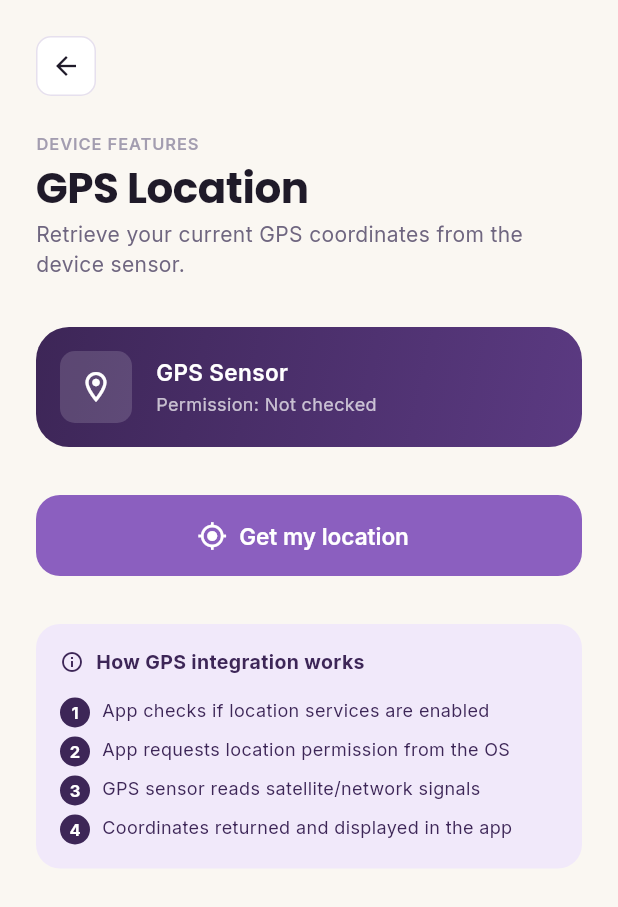
After one commit to wilkisterngatia-bit/student-portal, a Flutter app: the GpsScreen screen opened directly, on a phone screen of 412 x 824 dp. The commit adds this screen. Shown: the top 907 px of the screen. Run offline on Flutter 3.47's test engine with Material 3 defaults, Android fonts, the phone set to English and light mode, and no system bars; our stand-ins replace fl_chart, geolocator, google_fonts, image_picker, local_auth, shared_preferences and 1 more; accounts and stored records are empty; network calls fail.

Commit message:
Batch 5 (week 9):Added GPS location screen with coordinates,accuracy and altitude dislay using geolocator package

```diff
--- a/lib/screens/dashboard_screen.dart
+++ b/lib/screens/dashboard_screen.dart
@@ -21,6 +21,7 @@ import 'settings_screen.dart';
 import 'search_screen.dart';
 import 'gestures_demo_screen.dart';
 import 'camera_screen.dart';
+import 'gps_screen.dart';
 
 class DashboardScreen extends StatefulWidget {
   const DashboardScreen({super.key});
@@ -213,6 +214,8 @@ class _DashboardScreenState extends State<DashboardScreen> {
           AppColors.slate, const GesturesDemoScreen()),
       _Feature('Camera', 'Capture photos', Icons.camera_alt_outlined,
           AppColors.inkPlumDark, const CameraScreen()),
+          _Feature('GPS Location', 'Current coordinates', Icons.location_on_outlined,
+    AppColors.sage, const GpsScreen()),
     ];
 
     return Scaffold(
--- /dev/null
+++ b/lib/screens/gps_screen.dart
@@ -0,0 +1,325 @@
+
+import 'package:flutter/material.dart';
+import 'package:geolocator/geolocator.dart';
+import '../theme/app_theme.dart';
+import '../widgets/screen_header.dart';
+
+/// Week 9 — GPS Integration.
+///
+/// Demonstrates how a mobile application accesses the device's GPS
+/// sensor to retrieve the student's current location, following the
+/// Week 9 brief: request permission → access sensor → display data.
+/// Shows latitude, longitude, accuracy, and altitude in real time.
+class GpsScreen extends StatefulWidget {
+  const GpsScreen({super.key});
+
+  @override
+  State<GpsScreen> createState() => _GpsScreenState();
+}
+
+class _GpsScreenState extends State<GpsScreen> {
+  Position? _position;
+  bool _isLoading = false;
+  String? _errorMessage;
+  String _permissionStatus = 'Not checked';
+
+  Future<void> _getLocation() async {
+    setState(() {
+      _isLoading = true;
+      _errorMessage = null;
+    });
+
+    try {
+      // Step 1: Check if location services are enabled on the device.
+      final serviceEnabled = await Geolocator.isLocationServiceEnabled();
+      if (!serviceEnabled) {
+        setState(() {
+          _isLoading = false;
+          _errorMessage =
+              'Location services are disabled. Enable GPS in your device settings and try again.';
+          _permissionStatus = 'Service disabled';
+        });
+        return;
+      }
+
+      // Step 2: Check and request location permission.
+      LocationPermission permission = await Geolocator.checkPermission();
+      setState(() => _permissionStatus = permission.name);
+
+      if (permission == LocationPermission.denied) {
+        permission = await Geolocator.requestPermission();
+        setState(() => _permissionStatus = permission.name);
+
+        if (permission == LocationPermission.denied) {
+          setState(() {
+            _isLoading = false;
+            _errorMessage =
+                'Location permission denied. The app needs location access to show your GPS coordinates.';
+          });
+          return;
+        }
+      }
+
+      if (permission == LocationPermission.deniedForever) {
+        setState(() {
+          _isLoading = false;
+          _permissionStatus = 'Denied permanently';
+          _errorMessage =
+              'Location permission permanently denied. Go to your device Settings → Apps → Student Portal → Permissions to enable it.';
+        });
+        return;
+      }
+
+      // Step 3: Retrieve the current GPS position.
+      final position = await Geolocator.getCurrentPosition(
+        locationSettings: const LocationSettings(
+          accuracy: LocationAccuracy.high,
+        ),
+      );
+
+      setState(() {
+        _position = position;
+        _isLoading = false;
+        _permissionStatus = 'Granted';
+      });
+    } catch (e) {
+      setState(() {
+        _isLoading = false;
+        _errorMessage =
+            'Could not retrieve location. On Chrome, GPS access requires HTTPS and browser permission — try on a physical device for full GPS data.';
+      });
+    }
+  }
+
+  @override
+  Widget build(BuildContext context) {
+    return Scaffold(
+      body: SafeArea(
+        child: SingleChildScrollView(
+          padding: const EdgeInsets.all(AppSpacing.lg),
+          child: Column(
+            crossAxisAlignment: CrossAxisAlignment.start,
+            children: [
+              const ScreenHeader(
+                  eyebrow: 'DEVICE FEATURES', title: 'GPS Location'),
+              const SizedBox(height: 4),
+              Text(
+                'Retrieve your current GPS coordinates from the device sensor.',
+                style: Theme.of(context).textTheme.bodyMedium,
+              ),
+              const SizedBox(height: AppSpacing.xl),
+
+              // GPS info card
+              Container(
+                padding: const EdgeInsets.all(AppSpacing.md),
+                decoration: BoxDecoration(
+                  gradient: AppColors.heroGradient,
+                  borderRadius: BorderRadius.circular(AppRadius.lg),
+                ),
+                child: Row(
+                  children: [
+                    Container(
+                      width: 48,
+                      height: 48,
+                      decoration: BoxDecoration(
+                        color: Colors.white.withOpacity(0.15),
+                        borderRadius: BorderRadius.circular(AppRadius.sm),
+                      ),
+                      alignment: Alignment.center,
+                      child: const Icon(Icons.location_on_outlined,
+                          color: Colors.white, size: 24),
+                    ),
+                    const SizedBox(width: AppSpacing.md),
+                    Expanded(
+                      child: Column(
+                        crossAxisAlignment: CrossAxisAlignment.start,
+                        children: [
+                          const Text('GPS Sensor',
+                              style: TextStyle(
+                                  color: Colors.white,
+                                  fontWeight: FontWeight.w600,
+                                  fontSize: 15)),
+                          const SizedBox(height: 2),
+                          Text(
+                            'Permission: $_permissionStatus',
+                            style: const TextStyle(
+                                color: Colors.white70, fontSize: 12),
+                          ),
+                        ],
+                      ),
+                    ),
+                  ],
+                ),
+              ),
+
+              const SizedBox(height: AppSpacing.xl),
+
+              ElevatedButton.icon(
+                onPressed: _isLoading ? null : _getLocation,
+                icon: _isLoading
+                    ? const SizedBox(
+                        width: 18,
+                        height: 18,
+                        child: CircularProgressIndicator(
+                            strokeWidth: 2, color: Colors.white))
+                    : const Icon(Icons.my_location, size: 20),
+                label: Text(
+                    _isLoading ? 'Getting location...' : 'Get my location'),
+              ),
+
+              if (_errorMessage != null) ...[
+                const SizedBox(height: AppSpacing.md),
+                Container(
+                  padding: const EdgeInsets.all(AppSpacing.md),
+                  decoration: BoxDecoration(
+                    color: AppColors.amberSoft,
+                    borderRadius: BorderRadius.circular(AppRadius.sm),
+                  ),
+                  child: Row(
+                    crossAxisAlignment: CrossAxisAlignment.start,
+                    children: [
+                      const Icon(Icons.info_outline,
+                          size: 16, color: AppColors.amber),
+                      const SizedBox(width: 8),
+                      Expanded(
+                        child: Text(_errorMessage!,
+                            style: const TextStyle(
+                                fontSize: 12,
+                                color: AppColors.amber,
+                                height: 1.4)),
+                      ),
+                    ],
+                  ),
+                ),
+              ],
+
+              if (_position != null) ...[
+                const SizedBox(height: AppSpacing.lg),
+                Text('Current location',
+                    style: Theme.of(context).textTheme.titleMedium),
+                const SizedBox(height: AppSpacing.sm),
+
+                _coordCard(context, 'Latitude',
+                    '${_position!.latitude.toStringAsFixed(6)}°',
+                    Icons.arrow_upward),
+                const SizedBox(height: AppSpacing.sm),
+                _coordCard(context, 'Longitude',
+                    '${_position!.longitude.toStringAsFixed(6)}°',
+                    Icons.arrow_forward),
+                const SizedBox(height: AppSpacing.sm),
+                _coordCard(context, 'Accuracy',
+                    '±${_position!.accuracy.toStringAsFixed(1)} metres',
+                    Icons.radar),
+                const SizedBox(height: AppSpacing.sm),
+                _coordCard(context, 'Altitude',
+                    '${_position!.altitude.toStringAsFixed(1)} metres',
+                    Icons.height),
+              ],
+
+              const SizedBox(height: AppSpacing.xl),
+
+              // How it works
+              Container(
+                padding: const EdgeInsets.all(AppSpacing.md),
+                decoration: BoxDecoration(
+                  color: AppColors.violetSoft,
+                  borderRadius: BorderRadius.circular(AppRadius.md),
+                ),
+                child: Column(
+                  crossAxisAlignment: CrossAxisAlignment.start,
+                  children: [
+                    const Row(
+                      children: [
+                        Icon(Icons.info_outline,
+                            size: 16, color: AppColors.inkPlum),
+                        SizedBox(width: 8),
+                        Text('How GPS integration works',
+                            style: TextStyle(
+                                fontSize: 13,
+                                fontWeight: FontWeight.w700,
+                                color: AppColors.inkPlum)),
+                      ],
+                    ),
+                    const SizedBox(height: 8),
+                    _stepRow('1', 'App checks if location services are enabled'),
+                    _stepRow('2', 'App requests location permission from the OS'),
+                    _stepRow('3', 'GPS sensor reads satellite/network signals'),
+                    _stepRow('4', 'Coordinates returned and displayed in the app'),
+                  ],
+                ),
+              ),
+            ],
+          ),
+        ),
+      ),
+    );
+  }
+
+  Widget _coordCard(
+      BuildContext context, String label, String value, IconData icon) {
+    return Container(
+      padding: const EdgeInsets.all(AppSpacing.md),
+      decoration: BoxDecoration(
+        color: AppColors.card,
+        borderRadius: BorderRadius.circular(AppRadius.md),
+        border: Border.all(color: AppColors.divider),
+      ),
+      child: Row(
+        children: [
+          Container(
+            width: 36,
+            height: 36,
+            decoration: BoxDecoration(
+              color: AppColors.violetSoft,
+              borderRadius: BorderRadius.circular(8),
+            ),
+            alignment: Alignment.center,
+            child: Icon(icon, size: 18, color: AppColors.violet),
+          ),
+          const SizedBox(width: AppSpacing.md),
+          Expanded(
+            child: Text(label,
+                style: Theme.of(context).textTheme.bodyLarge),
+          ),
+          Text(value,
+              style: Theme.of(context).textTheme.titleMedium?.copyWith(
+                    color: AppColors.violet,
+                  )),
+        ],
+      ),
+    );
+  }
+
+  Widget _stepRow(String number, String text) {
+    return Padding(
+      padding: const EdgeInsets.only(top: 6),
+      child: Row(
+        crossAxisAlignment: CrossAxisAlignment.start,
+        children: [
+          Container(
+            width: 20,
+            height: 20,
+            decoration: const BoxDecoration(
+              color: AppColors.inkPlum,
+              shape: BoxShape.circle,
+            ),
+            alignment: Alignment.center,
+            child: Text(number,
+                style: const TextStyle(
+                    color: Colors.white,
+                    fontSize: 11,
+                    fontWeight: FontWeight.w700)),
+          ),
+          const SizedBox(width: 8),
+          Expanded(
+            child: Text(text,
+                style: const TextStyle(
+                    fontSize: 12,
+                    color: AppColors.inkPlum,
+                    height: 1.4)),
+          ),
+        ],
+      ),
+    );
+  }
+}
--- a/pubspec.yaml
+++ b/pubspec.yaml
@@ -20,6 +20,7 @@ dependencies:
   local_auth: ^2.3.0
   crypto: ^3.0.5
   image_picker: ^1.1.2
+  geolocator: ^13.0.2
 
 dev_dependencies:
   flutter_test:
```
Also changed, not shown: pubspec.lock, 6 other files.
